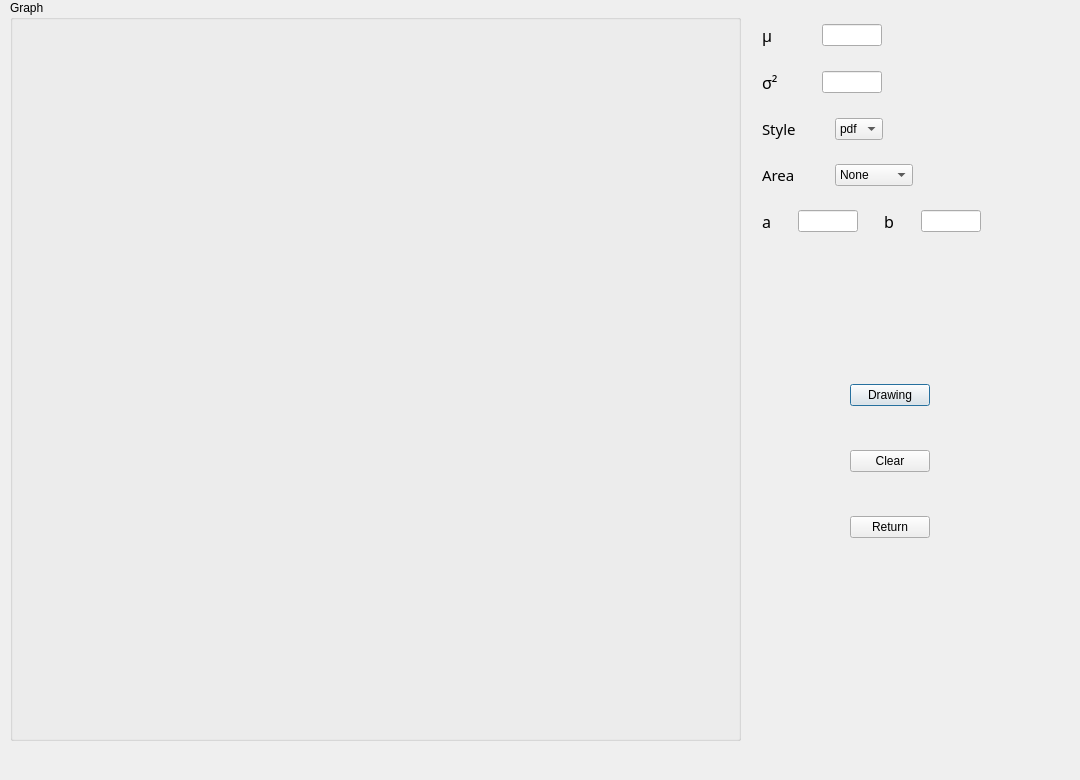
Above: uiView/NormalDialog.ui from ShaohuaTong/Verteilung_Analyse before the change. Below: the same form after it.
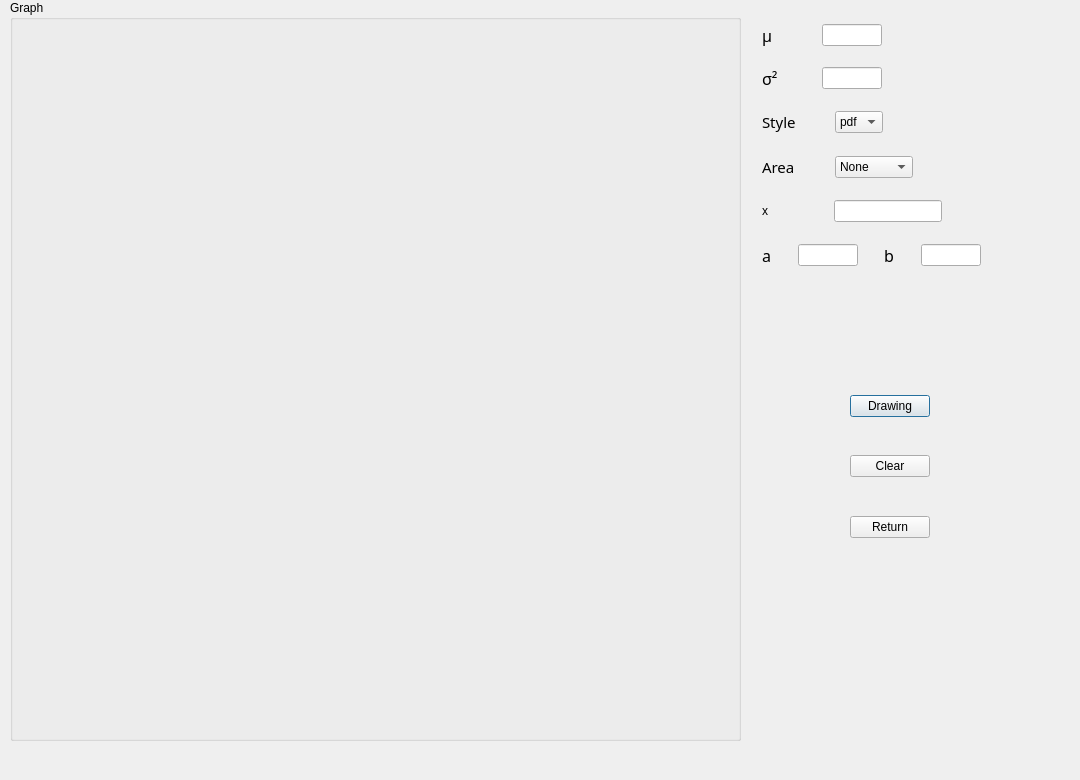
That is the form after the change.

The edit to the form file:
```diff
--- a/uiView/NormalDialog.ui
+++ b/uiView/NormalDialog.ui
@@ -321,6 +321,59 @@
           </property>
          </spacer>
         </item>
+        <item>
+         <layout class="QHBoxLayout" name="horizontalLayout_11">
+          <item>
+           <widget class="QLabel" name="label_x">
+            <property name="text">
+             <string>x</string>
+            </property>
+           </widget>
+          </item>
+          <item>
+           <spacer name="horizontalSpacer_21">
+            <property name="orientation">
+             <enum>Qt::Horizontal</enum>
+            </property>
+            <property name="sizeHint" stdset="0">
+             <size>
+              <width>40</width>
+              <height>20</height>
+             </size>
+            </property>
+           </spacer>
+          </item>
+          <item>
+           <widget class="QLineEdit" name="lineEdit_x"/>
+          </item>
+          <item>
+           <spacer name="horizontalSpacer_20">
+            <property name="orientation">
+             <enum>Qt::Horizontal</enum>
+            </property>
+            <property name="sizeHint" stdset="0">
+             <size>
+              <width>40</width>
+              <height>20</height>
+             </size>
+            </property>
+           </spacer>
+          </item>
+         </layout>
+        </item>
+        <item>
+         <spacer name="verticalSpacer_9">
+          <property name="orientation">
+           <enum>Qt::Vertical</enum>
+          </property>
+          <property name="sizeHint" stdset="0">
+           <size>
+            <width>20</width>
+            <height>17</height>
+           </size>
+          </property>
+         </spacer>
+        </item>
         <item>
          <layout class="QHBoxLayout" name="horizontalLayout_6">
           <item>
```
